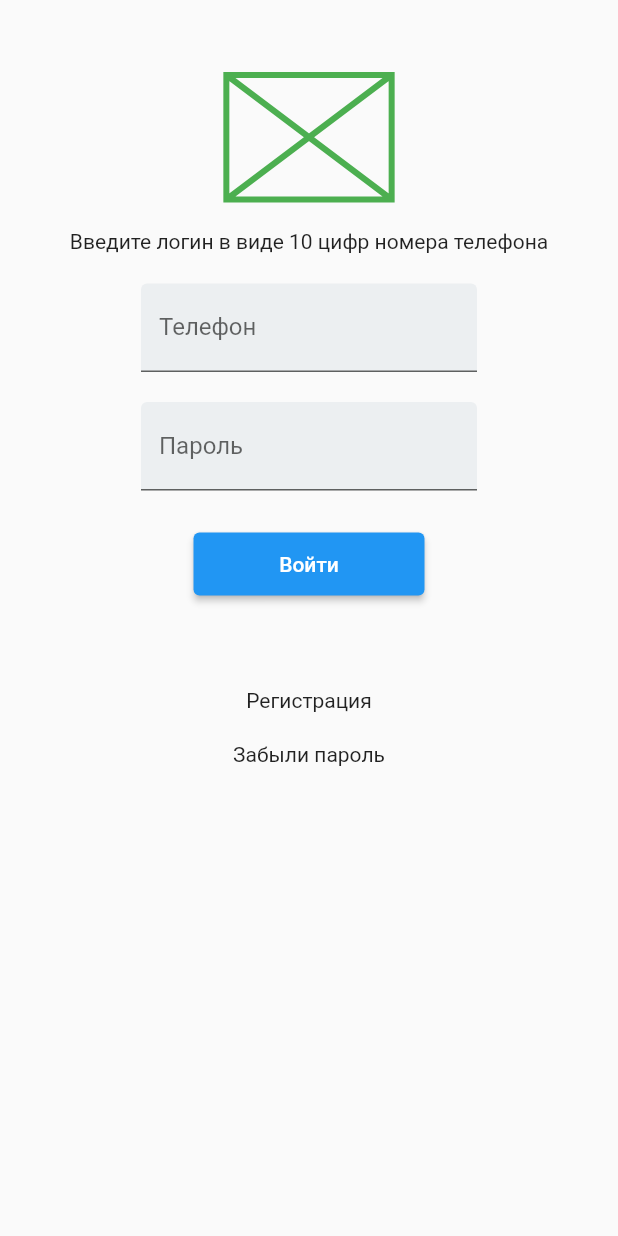
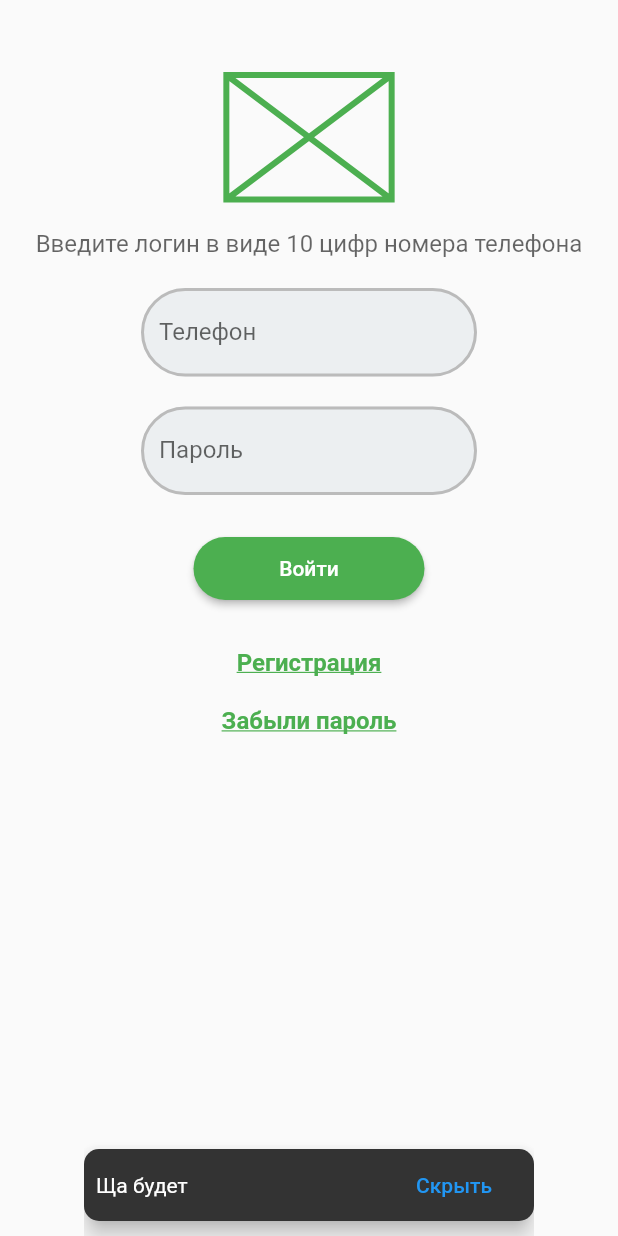
Before and after one commit to artemcheg/first_flutter, a Flutter app: the screen it shows after launch, after a tap on "Войти", on a phone screen of 412 x 824 dp. Run offline on Flutter 3.47's test engine with Material 2 defaults, Android fonts, the phone set to English and light mode, and no system bars.

Commit message:
Изменено

```diff
--- a/lib/main.dart
+++ b/lib/main.dart
@@ -10,11 +10,18 @@ class MyApp extends StatelessWidget {
   // This widget is the root of your application.
   @override
   Widget build(BuildContext context) {
+    const borderStyle = OutlineInputBorder(
+        borderRadius: BorderRadius.all(Radius.circular(36)),
+        borderSide: BorderSide(
+          color: Color(0xFFbbbbbb),
+          width: 2,
+        ));
+
     return Scaffold(
       body: SizedBox(
         width: double.infinity,
         child: Column(
-          children:  [
+          children: [
             const SizedBox(
               height: 50,
             ),
@@ -31,7 +38,13 @@ class MyApp extends StatelessWidget {
             const SizedBox(
               height: 20,
             ),
-            const Text("Введите логин в виде 10 цифр номера телефона"),
+            const Text(
+              "Введите логин в виде 10 цифр номера телефона",
+              style: TextStyle(
+                color: Color.fromRGBO(0, 0, 0, 0.6),
+                fontSize: 16,
+              ),
+            ),
             const SizedBox(
               height: 20,
             ),
@@ -39,6 +52,8 @@ class MyApp extends StatelessWidget {
               width: 224,
               child: TextField(
                 decoration: InputDecoration(
+                  enabledBorder: borderStyle,
+                  focusedBorder: borderStyle,
                   filled: true,
                   fillColor: Color(0xFFeceff1),
                   labelText: "Телефон",
@@ -54,6 +69,8 @@ class MyApp extends StatelessWidget {
                 obscureText: true,
                 decoration: InputDecoration(
                   filled: true,
+                  enabledBorder: borderStyle,
+                  focusedBorder: borderStyle,
                   fillColor: Color(0xFFeceff1),
                   labelText: "Пароль",
                 ),
@@ -65,20 +82,53 @@ class MyApp extends StatelessWidget {
             SizedBox(
                 width: 154,
                 height: 42,
-                child: ElevatedButton(onPressed: (){}, child: const Text("Войти"))),
-            const SizedBox(
-              height: 62,
+                child: ElevatedButton(
+                    onPressed: () {
+                      snackBar(context, "Ща будет");
+                    },
+                    style: ElevatedButton.styleFrom(
+                        primary: Colors.green,
+                        shape: RoundedRectangleBorder(
+                          borderRadius: BorderRadius.circular(60),
+                        )),
+                    child: const Text("Войти"))),
+            // const SizedBox(
+            //   height: 62,
+            // ),
+            Container(
+              margin: const EdgeInsets.fromLTRB(0, 32, 0, 0),
+              child: InkWell(
+                onTap: () {
+                  snackBar(context, "Регистрация");
+                },
+                child: const Text(
+                  "Регистрация",
+                  style: TextStyle(
+                    decoration: TextDecoration.underline,
+                    color: Colors.green,
+                    fontWeight: FontWeight.bold,
+                    fontSize: 16,
+                  ),
+                ),
+              ),
             ),
-            InkWell(
-              onTap:(){},
-              child: const Text("Регистрация"),
-            ),
-            const SizedBox(
-              height: 20,
-            ),
-            InkWell(
-              onTap:(){},
-              child: const Text("Забыли пароль"),
+
+            Container(
+              margin: const EdgeInsets.fromLTRB(0, 20, 0, 20),
+              child: InkWell(
+                onTap: () {
+                  snackBar(context, "Печально((");
+                },
+                child: const Text(
+                  "Забыли пароль",
+                  style: TextStyle(
+                    decoration: TextDecoration.underline,
+                    color: Colors.green,
+                    fontWeight: FontWeight.bold,
+                    fontSize: 16,
+                  ),
+                ),
+              ),
             ),
           ],
         ),
@@ -86,11 +136,27 @@ class MyApp extends StatelessWidget {
     );
   }
 
-
-  void _snackBar(BuildContext context,String text){
-    final snackbarr = SnackBar(content: Text(text),
-      action: SnackBarAction( label: "Скрыть", onPressed: () { _snackBar(context, text); },),);
-
-
+  snackBar(BuildContext context, String text) {
+    ScaffoldMessenger.of(context).showSnackBar(
+      SnackBar(
+        action: SnackBarAction(
+          label: 'Скрыть',
+          onPressed: () {
+            // Code to execute.
+          },
+        ),
+        content: Text(text),
+        duration: const Duration(milliseconds: 1500),
+        width: 300,
+        // Width of the SnackBar.
+        padding: const EdgeInsets.symmetric(
+          horizontal: 8.0, // Inner padding for SnackBar content.
+        ),
+        behavior: SnackBarBehavior.floating,
+        shape: RoundedRectangleBorder(
+          borderRadius: BorderRadius.circular(10.0),
+        ),
+      ),
+    );
   }
 }
```
